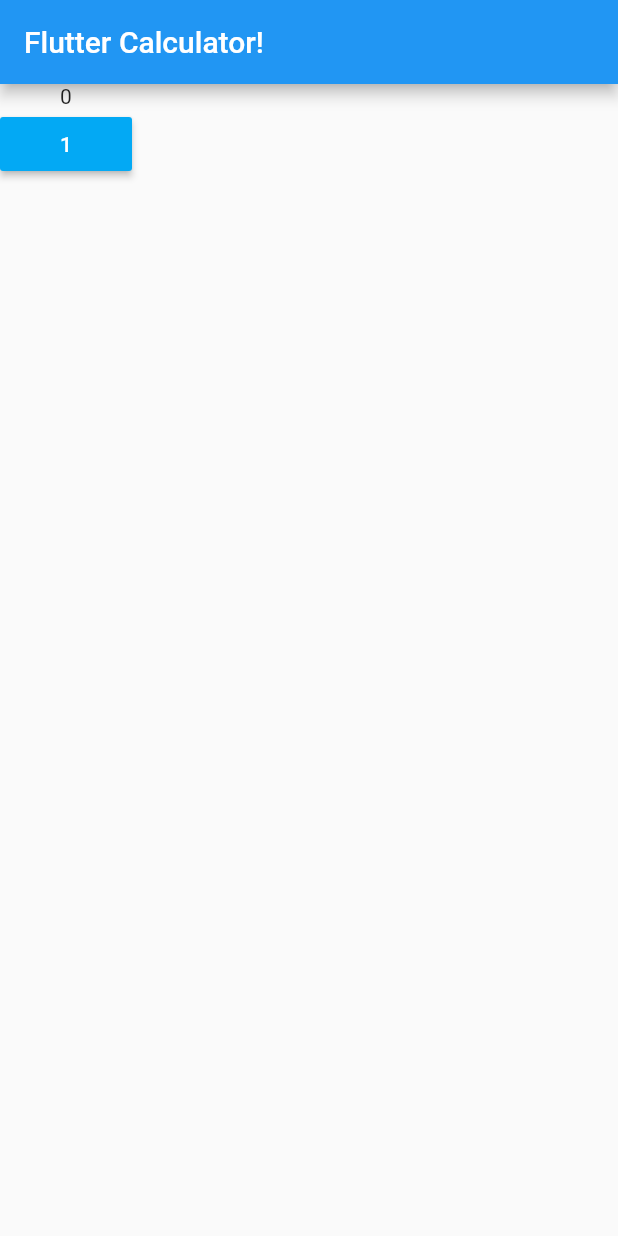
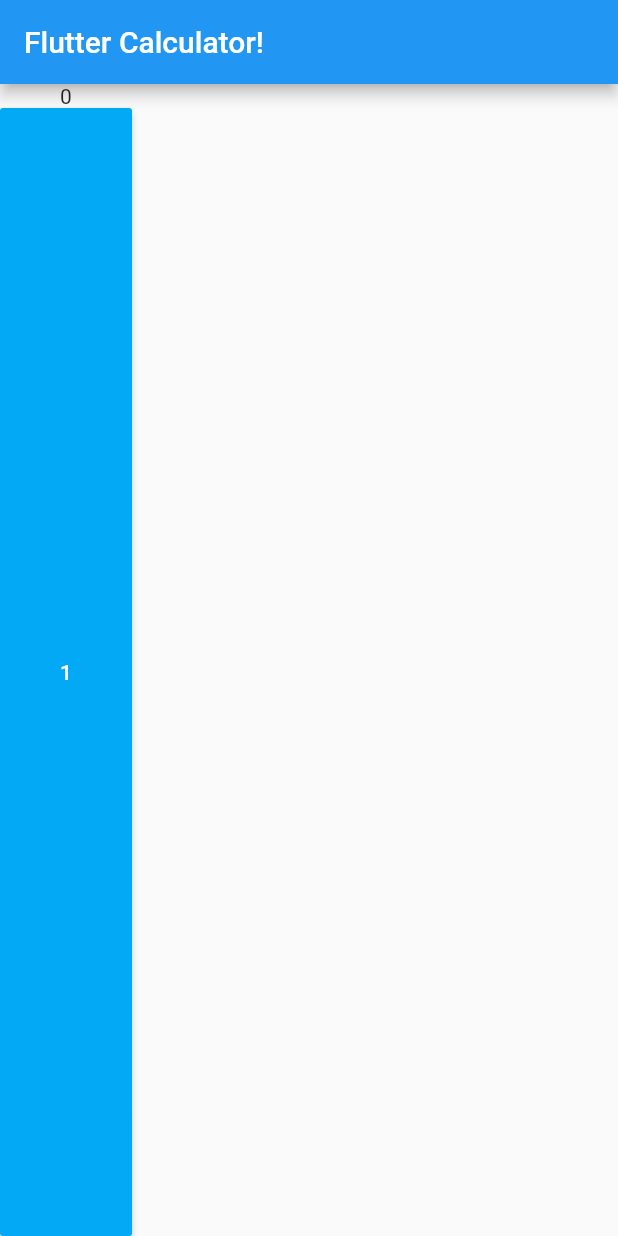
Before and after one commit to ohalliday/calculator-flutter, a Flutter app: the screen it shows after launch, on a phone screen of 412 x 824 dp. Run offline on Flutter 3.47's test engine with Material 2 defaults, Android fonts, the phone set to English and light mode, and no system bars.

Commit message:
Assigned the button a widget and named it 'expanded'

```diff
--- a/lib/main.dart
+++ b/lib/main.dart
@@ -39,11 +39,13 @@ class _MyHomePageState extends State<MyHomePage> {
 
           new Text("0"),
 
-          new MaterialButton(
-            child: new Text("1"),
-            onPressed: () => {},
-            color: Colors.lightBlue,
-            textColor: Colors.white,
+          Expanded(
+              child: new MaterialButton(
+              child: new Text("1"),
+              onPressed: () => {},
+              color: Colors.lightBlue,
+              textColor: Colors.white,
+            ),
           )
         ],)
       )
```
